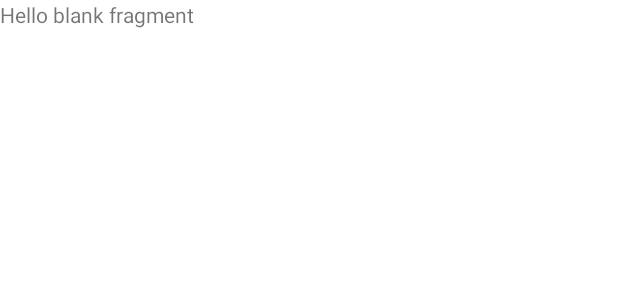
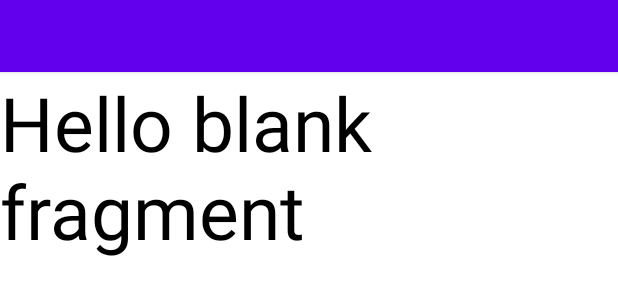
Before and after one commit to GeorgiG7/QuizApp, an Android app: the layout fragment_quiz.xml on its own in the app's theme, with its tools: preview values and no code run, on a phone screen of 412 x 824 dp. Shown: the top 300 px of the screen. Run offline under Robolectric (Android 15) with nearby library versions, the phone set to English and light mode, and no system bars.

Commit message:
fragment data binding added

```diff
--- a/app/build.gradle
+++ b/app/build.gradle
@@ -3,6 +3,9 @@ plugins {
 }
 
 android {
+    dataBinding{
+        enabled=true
+    }
     compileSdkVersion 30
     buildToolsVersion "30.0.2"
 
--- a/app/src/main/java/com/example/quizapp/di/ApplicationComponent.java
+++ b/app/src/main/java/com/example/quizapp/di/ApplicationComponent.java
@@ -1,6 +1,7 @@
 package com.example.quizapp.di;
 
 import com.example.quizapp.QuizApplication;
+import com.example.quizapp.di.modules.ActivityModule;
 import com.example.quizapp.di.modules.FragmentsModule;
 
 import javax.inject.Singleton;
@@ -14,7 +15,9 @@ import dagger.android.support.AndroidSupportInjectionModule;
 @Component(modules = {
         AndroidSupportInjectionModule.class,
         AndroidInjectionModule.class,
-        FragmentsModule.class
+        ActivityModule.class,
+        FragmentsModule.class,
+
 })
 public interface ApplicationComponent {
 
--- a/app/src/main/java/com/example/quizapp/di/modules/FragmentsModule.java
+++ b/app/src/main/java/com/example/quizapp/di/modules/FragmentsModule.java
@@ -6,6 +6,7 @@ import com.example.quizapp.view.fragments.ScoreboardFragment;
 import javax.inject.Singleton;
 
 import dagger.Module;
+import dagger.Provides;
 import dagger.android.ContributesAndroidInjector;
 
 @Module
--- a/app/src/main/res/layout/fragment_quiz.xml
+++ b/app/src/main/res/layout/fragment_quiz.xml
@@ -1,14 +1,34 @@
 <?xml version="1.0" encoding="utf-8"?>
-<FrameLayout xmlns:android="http://schemas.android.com/apk/res/android"
-    xmlns:tools="http://schemas.android.com/tools"
-    android:layout_width="match_parent"
-    android:layout_height="match_parent"
-    tools:context=".view.fragments.QuizFragment">
+<layout>
 
-    <!-- TODO: Update blank fragment layout -->
-    <TextView
+    <androidx.constraintlayout.widget.ConstraintLayout xmlns:android="http://schemas.android.com/apk/res/android"
+        xmlns:app="http://schemas.android.com/apk/res-auto"
+        xmlns:tools="http://schemas.android.com/tools"
         android:layout_width="match_parent"
         android:layout_height="match_parent"
-        android:text="@string/hello_blank_fragment" />
+        android:background="@color/white"
+        tools:context=".view.fragments.QuizFragment">
 
-</FrameLayout>
+        <!-- TODO: Update blank fragment layout -->
+        <TextView
+            android:id="@+id/txt"
+            android:layout_width="match_parent"
+            android:layout_height="200dp"
+            android:background="@color/white"
+            android:text="@string/hello_blank_fragment"
+            android:textColor="@color/black"
+            android:textSize="50dp"
+            app:layout_constraintStart_toStartOf="parent"
+            app:layout_constraintTop_toBottomOf="@id/btn" />
+
+        <Button
+            android:id="@+id/btn"
+            android:layout_width="match_parent"
+            android:layout_height="wrap_content"
+            android:background="@color/white"
+            android:textColor="@color/black"
+            app:layout_constraintStart_toStartOf="parent"
+            app:layout_constraintTop_toTopOf="parent" />
+
+    </androidx.constraintlayout.widget.ConstraintLayout>
+</layout>
```
Also changed, not shown: app/src/main/java/com/example/quizapp/view/activities/MainActivity.java (+18 -1 lines), app/src/main/java/com/example/quizapp/view/fragments/BaseFragment.java (+20 -1 lines), app/src/main/java/com/example/quizapp/view/fragments/QuizFragment.java (+15 -1 lines), app/src/main/java/com/example/quizapp/view/fragments/ScoreboardFragment.java (+16 -1 lines), app/src/main/res/layout/activity_main.xml (+13 -7 lines), app/src/main/res/layout/fragment_scoreboard.xml (+6 -1 lines).
